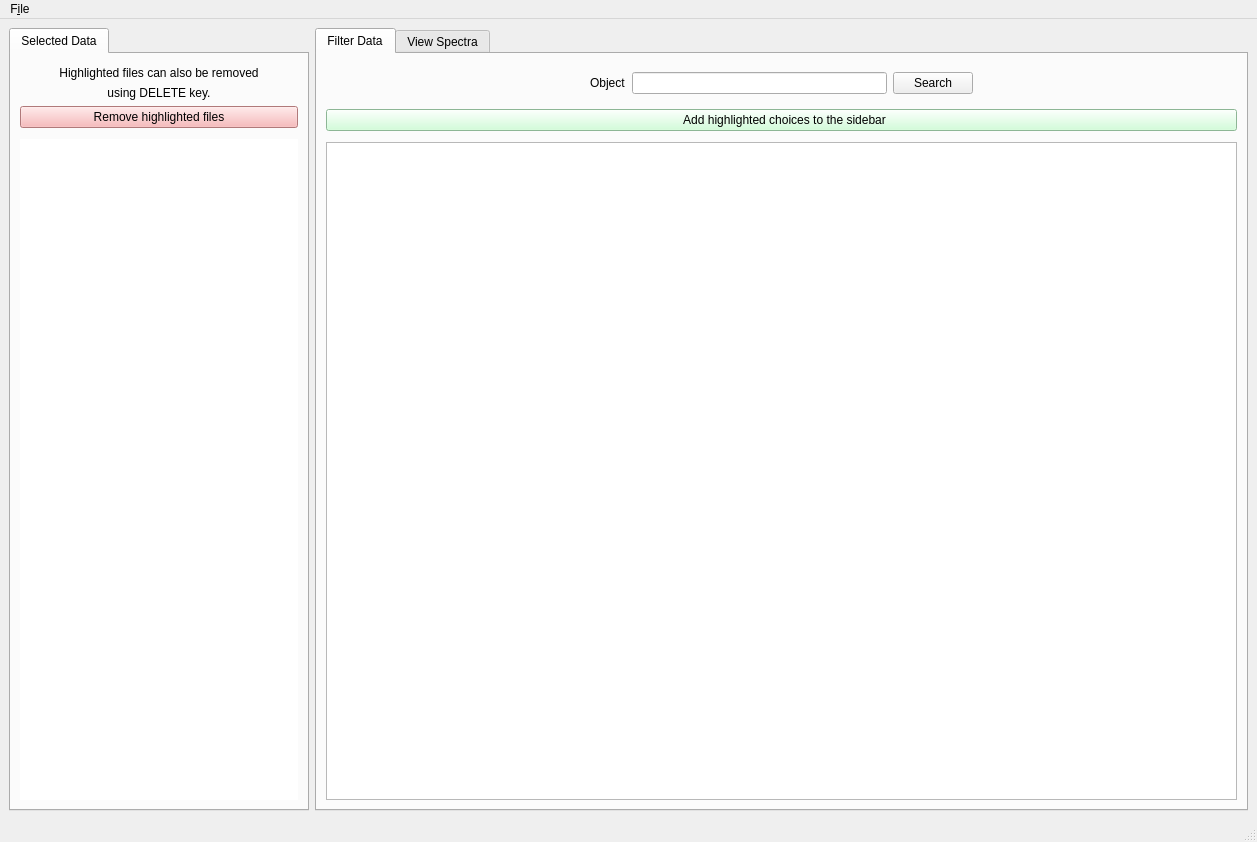
First picture: the form in gui/gui.ui, repository IvS-KULeuven/IvSPythonRepository, before the edit.
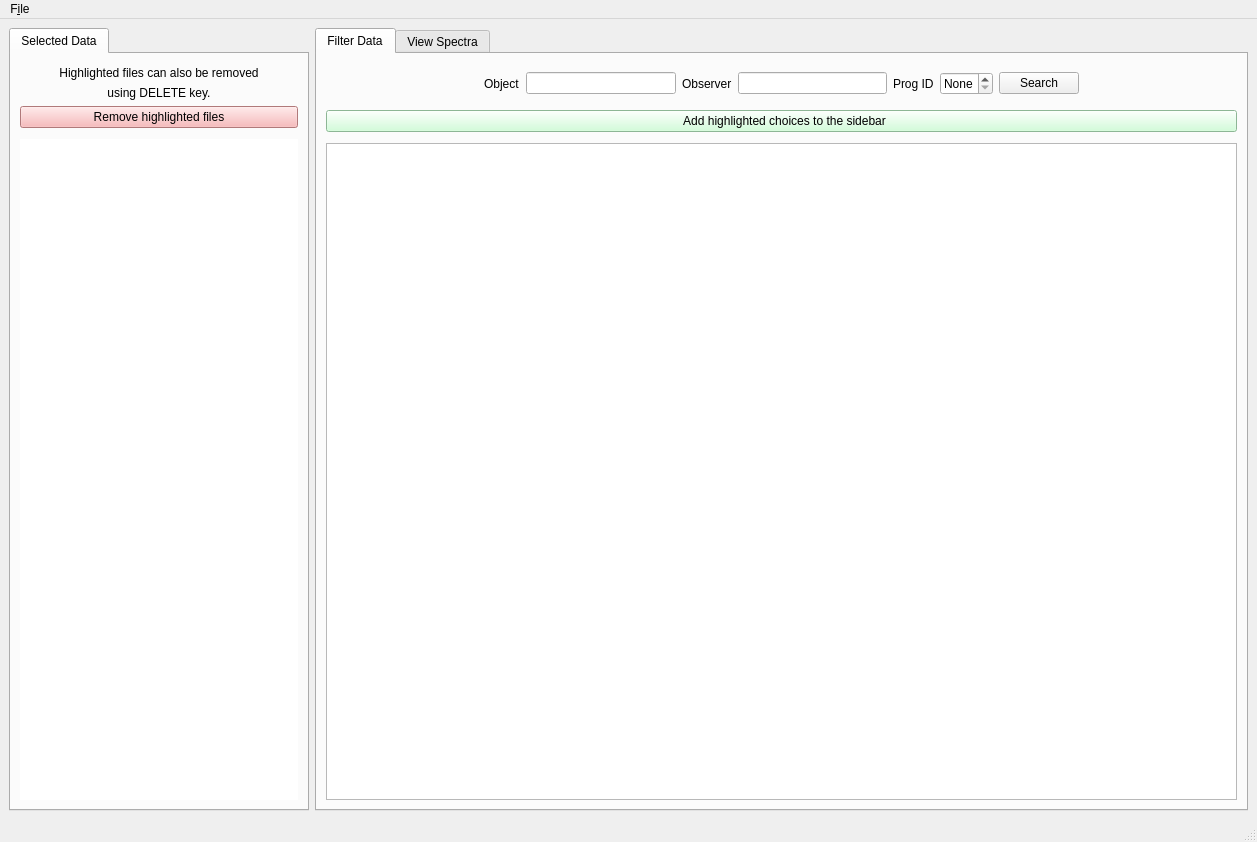
Second picture: the form after the edit.

Commit message: GUI: Added observer+program filters, moved tablemodels to separate file

What changed in the file:
```diff
--- a/gui/gui.ui
+++ b/gui/gui.ui
@@ -643,10 +643,69 @@
             </widget>
            </item>
            <item>
-            <widget class="QLineEdit" name="ObjectlineEdit"/>
+            <widget class="QLineEdit" name="ObjLineEdit">
+             <property name="clearButtonEnabled">
+              <bool>true</bool>
+             </property>
+            </widget>
            </item>
            <item>
-            <widget class="QPushButton" name="ObjectpushButton">
+            <widget class="QLabel" name="ObserverLabel">
+             <property name="text">
+              <string>Observer</string>
+             </property>
+            </widget>
+           </item>
+           <item>
+            <widget class="QLineEdit" name="ObserverLineEdit">
+             <property name="clearButtonEnabled">
+              <bool>true</bool>
+             </property>
+            </widget>
+           </item>
+           <item>
+            <widget class="QLabel" name="ProgLabel">
+             <property name="text">
+              <string>Prog ID</string>
+             </property>
+            </widget>
+           </item>
+           <item>
+            <widget class="QSpinBox" name="ProgSpinBox">
+             <property name="acceptDrops">
+              <bool>false</bool>
+             </property>
+             <property name="inputMethodHints">
+              <set>Qt::ImhDigitsOnly</set>
+             </property>
+             <property name="wrapping">
+              <bool>false</bool>
+             </property>
+             <property name="frame">
+              <bool>true</bool>
+             </property>
+             <property name="buttonSymbols">
+              <enum>QAbstractSpinBox::UpDownArrows</enum>
+             </property>
+             <property name="specialValueText">
+              <string>None</string>
+             </property>
+             <property name="correctionMode">
+              <enum>QAbstractSpinBox::CorrectToNearestValue</enum>
+             </property>
+             <property name="minimum">
+              <number>0</number>
+             </property>
+             <property name="maximum">
+              <number>200</number>
+             </property>
+             <property name="value">
+              <number>0</number>
+             </property>
+            </widget>
+           </item>
+           <item>
+            <widget class="QPushButton" name="SearchPushButton">
              <property name="text">
               <string>Search</string>
              </property>
```
Left out of the diff: 7 changed lines with no effect on the pictures. The commit also changes 3 other files.
